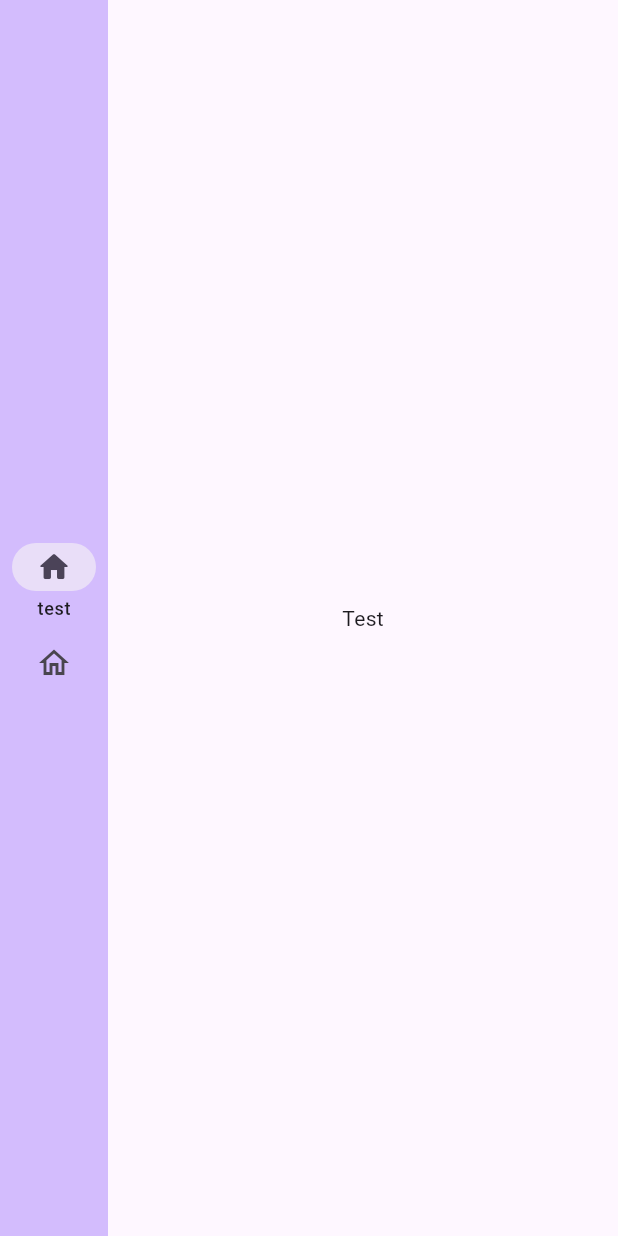
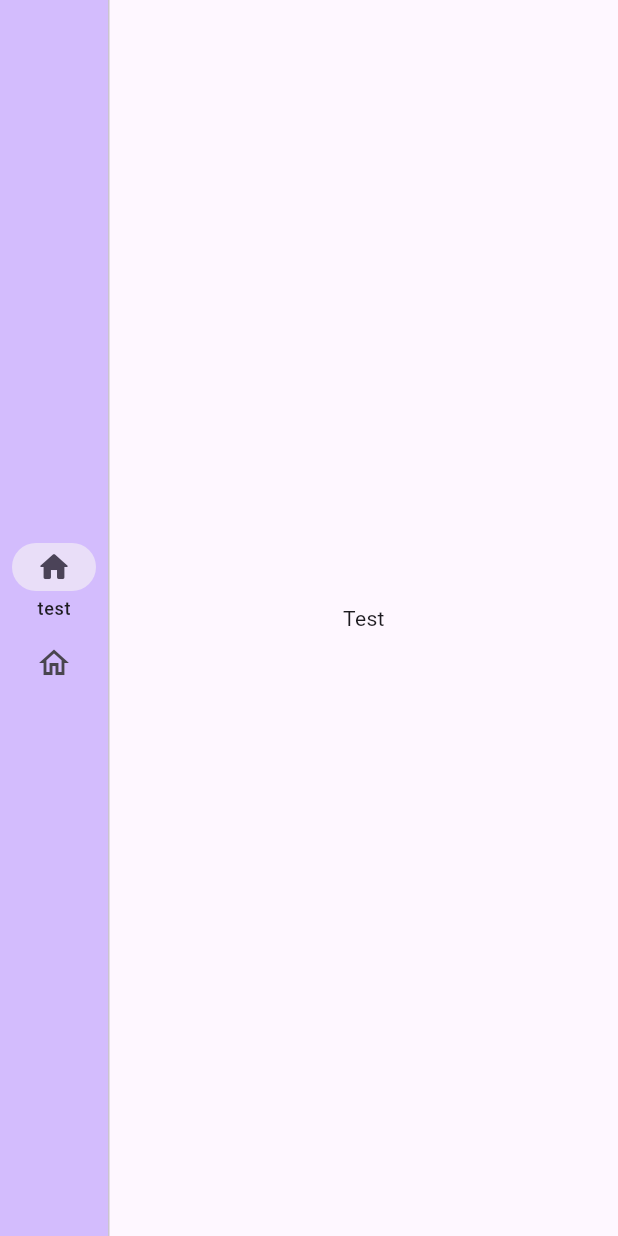
Before and after one commit to a3510377/class-location-generation, a Flutter app: the screen it shows after launch, on a phone screen of 412 x 824 dp. Run offline on Flutter 3.47's test engine with Material 2 defaults, Android fonts, the phone set to English and light mode, and no system bars.

Commit message:
Update Home.dart

```diff
--- a/lib/pages/Home.dart
+++ b/lib/pages/Home.dart
@@ -46,7 +46,8 @@ class _HomePageState extends State<HomePage> {
           children: [
             NavigationRail(
               selectedIndex: selectedIndex,
-              groupAlignment: 0,
+              minWidth: 65,
+              groupAlignment: Alignment.center.x,
               labelType: NavigationRailLabelType.selected,
               onDestinationSelected: (index) {
                 setState(() {
@@ -59,8 +60,8 @@ class _HomePageState extends State<HomePage> {
               },
               destinations: navItems,
               backgroundColor: Theme.of(context).colorScheme.inversePrimary,
-              minWidth: 10,
             ),
+            const VerticalDivider(thickness: 1, width: 1),
             Expanded(
               child: PageView(
                 scrollDirection: Axis.vertical,
@@ -69,7 +70,7 @@ class _HomePageState extends State<HomePage> {
                 padEnds: false,
                 children: pages,
               ),
-            )
+            ),
           ],
         ),
       ),
```
